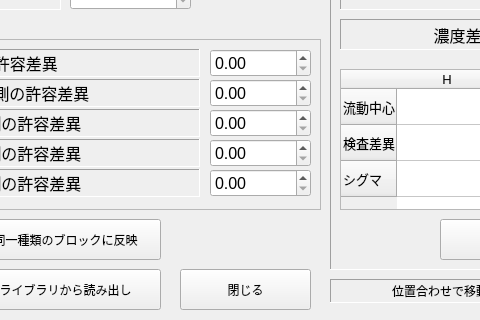
Old version of the form Algorithm/ColorDifference/ColorDifferenceForm.ui in the repository OpenAA-Project/OpenAA-Inspection; both pictures show x 240 to 720 and y 661 to 981 of the 1023 by 981 pixel window.
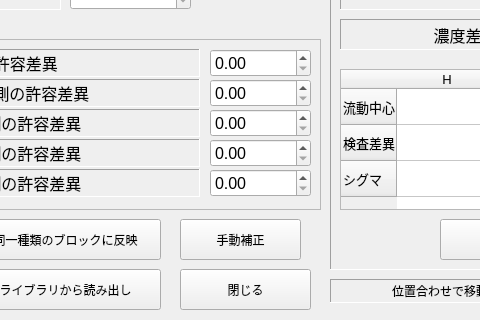
New version of the form.

Commit message: Add ManualAdjustment function in ColorDifference

```diff
--- a/Algorithm/ColorDifference/ColorDifferenceForm.ui
+++ b/Algorithm/ColorDifference/ColorDifferenceForm.ui
@@ -1403,6 +1403,19 @@
     </widget>
    </widget>
   </widget>
+  <widget class="QPushButton" name="pushButtonManualAdjust">
+   <property name="geometry">
+    <rect>
+     <x>420</x>
+     <y>880</y>
+     <width>121</width>
+     <height>41</height>
+    </rect>
+   </property>
+   <property name="text">
+    <string>手動補正</string>
+   </property>
+  </widget>
  </widget>
  <resources/>
  <connections/>
```
The commit also changes 21 other files.
